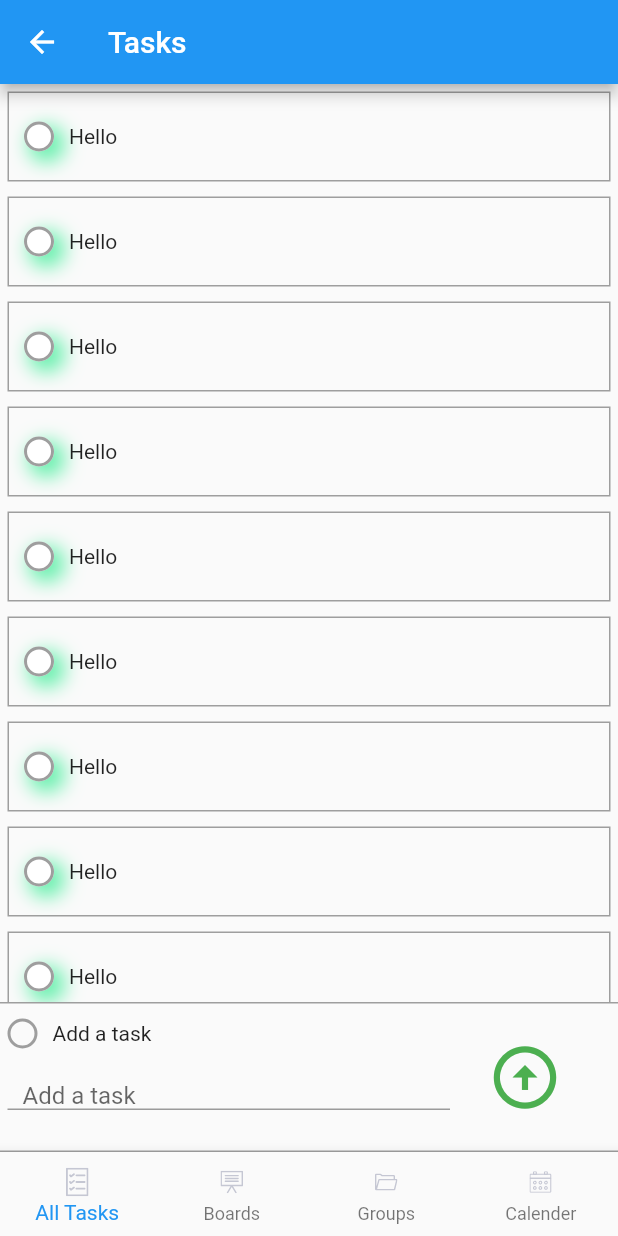
After one commit to mdRazunMia/flutter-task-management, a Flutter app: the TaskScreen screen opened by its route, on a phone screen of 412 x 824 dp. The commit adds this screen. Run offline on Flutter 3.47's test engine with Material 2 defaults, Android fonts, the phone set to English and light mode, and no system bars; our stand-ins replace flutter_speed_dial, flutter_svg, get.

Commit message:
Complete design of home page, task add page and display task page with bottom navigation bar and speedDial.

```diff
--- a/lib/main.dart
+++ b/lib/main.dart
@@ -3,6 +3,9 @@ import 'package:get/get.dart';
 
 import './screens/homeScreen.dart';
 import './screens/signupScreen.dart';
+import './screens/taskScreen.dart';
+import 'screens/boardScreen.dart';
+import 'screens/groupScreen.dart';
 
 void main() {
   runApp(const MyApp());
@@ -22,6 +25,9 @@ class MyApp extends StatelessWidget {
       getPages: [
         GetPage(name: "/", page: () => const HomeScreen()),
         GetPage(name: "/signupScreen", page: () => const SignupScreen()),
+        GetPage(name: "/taskScreen", page: () => const TaskScreen()),
+        GetPage(name: "/groupScreen", page: () => const GroupScreen()),
+        GetPage(name: "/boardScreen", page: () => const BoardScreen()),
       ],
     );
   }
--- /dev/null
+++ b/lib/screens/taskScreen.dart
@@ -0,0 +1,218 @@
+import 'package:flutter/material.dart';
+import 'package:flutter_svg/svg.dart';
+
+class TaskScreen extends StatelessWidget {
+  const TaskScreen({Key? key}) : super(key: key);
+
+  @override
+  Widget build(BuildContext context) {
+    var height = MediaQuery.of(context).size.height;
+    var width = MediaQuery.of(context).size.width;
+    return Scaffold(
+      appBar: AppBar(
+        title: const Text("Tasks"),
+      ),
+      body: SafeArea(
+        child: Column(
+          mainAxisAlignment: MainAxisAlignment.start,
+          children: [
+            Expanded(
+              child: Container(
+                height: height,
+                width: width,
+                child: ListView.builder(
+                  itemCount: 100,
+                  itemBuilder: (BuildContext context, int index) {
+                    return Container(
+                      height: 60,
+                      width: width,
+                      margin: EdgeInsets.all(
+                        5,
+                      ),
+                      decoration: BoxDecoration(
+                        border: Border.all(color: Colors.grey, width: 1),
+                      ),
+                      child: Row(
+                        mainAxisAlignment: MainAxisAlignment.start,
+                        children: [
+                          Container(
+                            height: 20,
+                            width: 20,
+                            margin: const EdgeInsets.only(
+                              left: 10,
+                            ),
+                            decoration: BoxDecoration(
+                              borderRadius: BorderRadius.circular(10),
+                              border: Border.all(
+                                width: 2.0,
+                                color: Colors.grey,
+                                style: BorderStyle.solid,
+                              ),
+                              boxShadow: const [
+                                BoxShadow(
+                                  color: Colors.greenAccent,
+                                  offset: Offset(
+                                    5.0,
+                                    5.0,
+                                  ),
+                                  blurRadius: 10.0,
+                                  spreadRadius: 2.0,
+                                ), //BoxShadow
+                                BoxShadow(
+                                  color: Colors.white,
+                                  offset: Offset(0.0, 0.0),
+                                  blurRadius: 0.0,
+                                  spreadRadius: 0.0,
+                                ),
+                              ],
+                            ),
+                          ),
+                          Expanded(
+                            child: Container(
+                              margin: const EdgeInsets.only(
+                                left: 10,
+                              ),
+                              child: const Text("Hello"),
+                            ),
+                          ),
+                        ],
+                      ),
+                    );
+                  },
+                ),
+              ),
+            ),
+            Container(
+              height: 100,
+              width: width,
+              decoration: const BoxDecoration(
+                border: Border(
+                    top: BorderSide(
+                      width: 1,
+                      color: Colors.grey,
+                    ),
+                    bottom: BorderSide(
+                      width: 1,
+                      color: Colors.grey,
+                    )),
+              ),
+              child: Row(
+                mainAxisAlignment: MainAxisAlignment.start,
+                children: [
+                  Container(
+                    height: 100,
+                    width: 300,
+                    child: Column(
+                      mainAxisAlignment: MainAxisAlignment.start,
+                      children: [
+                        Container(
+                          height: 40,
+                          margin: const EdgeInsets.only(left: 5.0),
+                          child: Row(
+                            children: [
+                              Container(
+                                width: 20,
+                                height: 20,
+                                decoration: BoxDecoration(
+                                  borderRadius: BorderRadius.circular(10),
+                                  border: Border.all(
+                                    width: 2.0,
+                                    color: Colors.grey,
+                                    style: BorderStyle.solid,
+                                  ),
+                                ),
+                              ),
+                              const SizedBox(
+                                width: 5,
+                              ),
+                              Container(
+                                width: 195,
+                                margin: const EdgeInsets.only(
+                                  left: 5.0,
+                                ),
+                                child: const Text("Add a task"),
+                              ),
+                            ],
+                          ),
+                        ),
+                        Container(
+                          height: 50,
+                          width: 300,
+                          margin: const EdgeInsets.only(
+                            left: 5,
+                          ),
+                          child: const TextField(
+                            obscureText: true,
+                            keyboardType: TextInputType.text,
+                            decoration: InputDecoration(
+                              isDense: true,
+                              hintText: 'Add a task',
+                              contentPadding:
+                                  EdgeInsets.only(top: 12, left: 10),
+                            ),
+                          ),
+                        )
+                      ],
+                    ),
+                  ),
+                  Container(
+                    width: 100,
+                    child: IconButton(
+                      icon: const Icon(
+                        Icons.arrow_circle_up,
+                      ),
+                      iconSize: 50,
+                      color: Colors.green,
+                      splashColor: Colors.purple,
+                      onPressed: () {},
+                    ),
+                  ),
+                ],
+              ),
+            )
+          ],
+        ),
+      ),
+      bottomNavigationBar: BottomNavigationBar(
+        type: BottomNavigationBarType.fixed,
+        items: <BottomNavigationBarItem>[
+          BottomNavigationBarItem(
+            icon: SvgPicture.asset(
+              "assets/images/task_bottom.svg",
+              height: 24,
+              width: 15,
+            ),
+            label: 'All Tasks',
+          ),
+          BottomNavigationBarItem(
+            icon: SvgPicture.asset(
+              "assets/images/board_bottom.svg",
+              height: 24,
+              width: 15,
+            ),
+            label: 'Boards',
+          ),
+          BottomNavigationBarItem(
+            icon: SvgPicture.asset(
+              "assets/images/group_bottom.svg",
+              height: 24,
+              width: 15,
+            ),
+            label: 'Groups',
+          ),
+          BottomNavigationBarItem(
+            icon: SvgPicture.asset(
+              "assets/images/calender_bottom.svg",
+              height: 24,
+              width: 15,
+            ),
+            label: 'Calender',
+          ),
+        ],
+        // currentIndex: _selectedIndex,
+        // selectedItemColor: Colors.amber[800],
+        onTap: null,
+      ),
+    );
+  }
+}
--- a/pubspec.yaml
+++ b/pubspec.yaml
@@ -36,6 +36,7 @@ dependencies:
   get: ^4.6.5
   flutter_svg: ^1.1.0
   flutter_signin_button: ^2.0.0
+  flutter_speed_dial: ^6.0.0
 
 dev_dependencies:
   flutter_test:
```
Also changed, not shown: lib/screens/boardScreen.dart (added, +16 -0 lines), lib/screens/groupScreen.dart (added, +16 -0 lines), lib/screens/homeScreen.dart (+35 -47 lines), pubspec.lock.
